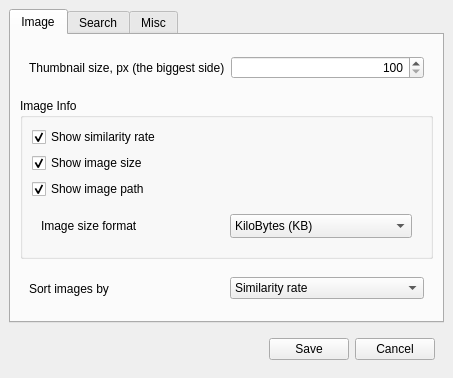
Above: doppelganger/resources/ui/preferenceswindow.ui from max-dw-i/myfyrio before the change. Below: the same form after it.
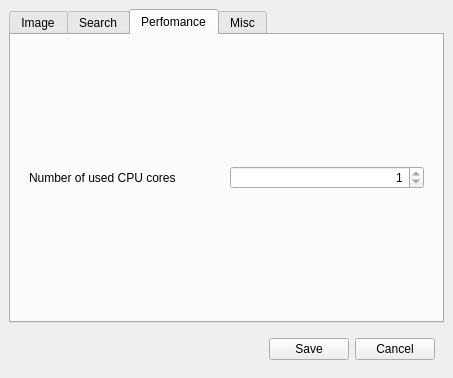
That is the form after the change. The open tabs and pages were chosen to show the change.

Commit message: Add option to configure number of used CPU cores

What changed in the file:
```diff
--- a/doppelganger/resources/ui/preferenceswindow.ui
+++ b/doppelganger/resources/ui/preferenceswindow.ui
@@ -405,6 +405,54 @@
         </item>
        </layout>
       </widget>
+      <widget class="QWidget" name="perfomanceTab">
+       <attribute name="title">
+        <string>Perfomance</string>
+       </attribute>
+       <layout class="QVBoxLayout" name="verticalLayout_7">
+        <item>
+         <widget class="QWidget" name="cpuWidget" native="true">
+          <layout class="QHBoxLayout" name="horizontalLayout_5">
+           <item>
+            <widget class="QLabel" name="cpuLbl">
+             <property name="text">
+              <string>Number of used CPU cores</string>
+             </property>
+            </widget>
+           </item>
+           <item>
+            <widget class="QSpinBox" name="cpuSpn">
+             <property name="minimumSize">
+              <size>
+               <width>0</width>
+               <height>0</height>
+              </size>
+             </property>
+             <property name="maximumSize">
+              <size>
+               <width>16777215</width>
+               <height>16777215</height>
+              </size>
+             </property>
+             <property name="alignment">
+              <set>Qt::AlignRight|Qt::AlignTrailing|Qt::AlignVCenter</set>
+             </property>
+             <property name="minimum">
+              <number>1</number>
+             </property>
+             <property name="maximum">
+              <number>1</number>
+             </property>
+             <property name="conf_param" stdset="0">
+              <string>cores</string>
+             </property>
+            </widget>
+           </item>
+          </layout>
+         </widget>
+        </item>
+       </layout>
+      </widget>
       <widget class="QWidget" name="miscTab">
        <attribute name="title">
         <string>Misc</string>
```
Left out of the diff: 3 changed lines with no effect on the pictures. The commit also changes 6 other files.
